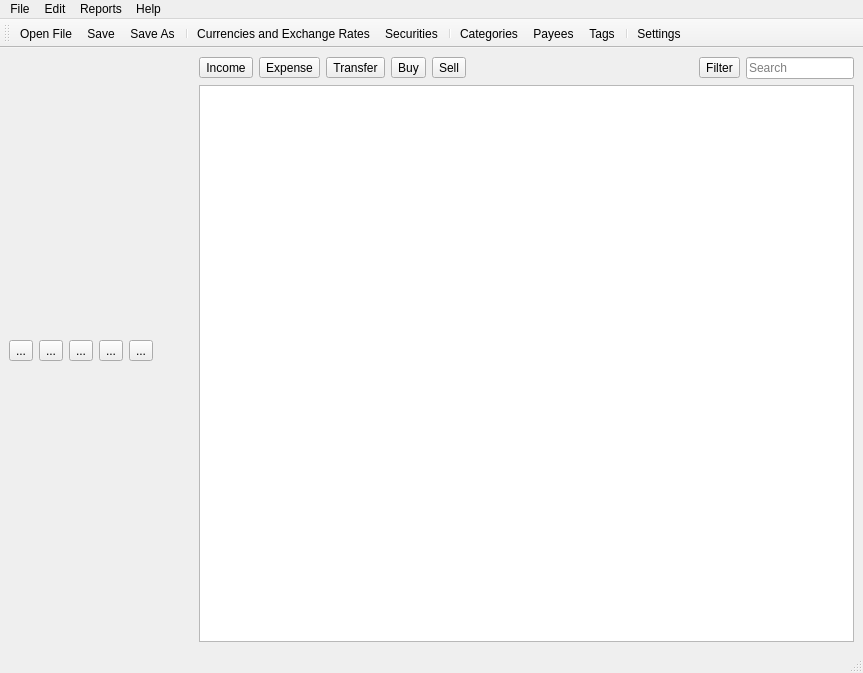
Old version of the form src/views/ui_files/main_window.ui in the repository JakubFranek/Kapytal.
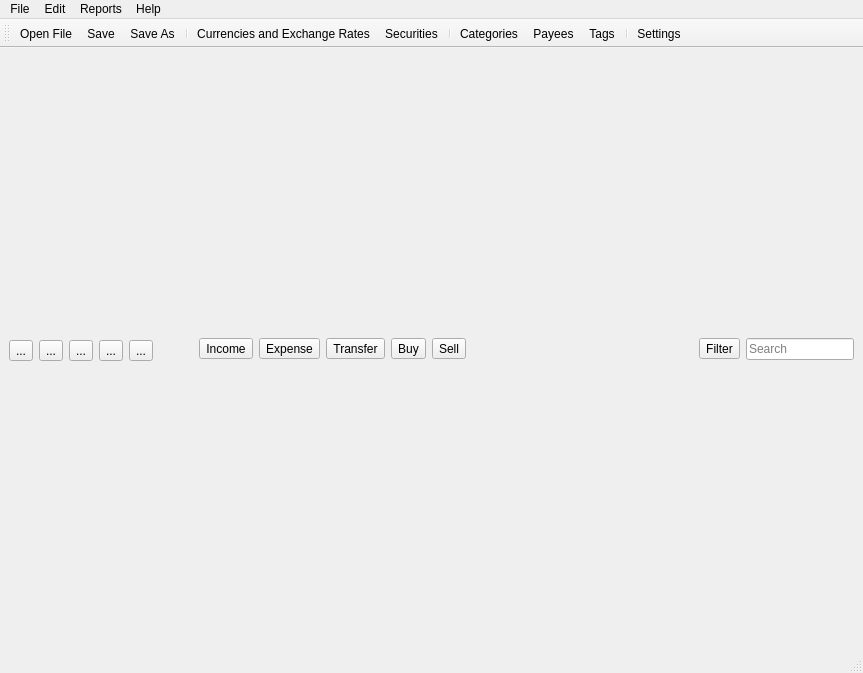
New version of the form.

Commit message:
Create TransactionTable and TransactionsPresenter
Remove transactions table from MainView .ui file.
Change CashTransactionDialog tags plain text edit for line edit.

What changed in the file:
```diff
--- a/src/views/ui_files/main_window.ui
+++ b/src/views/ui_files/main_window.ui
@@ -199,13 +199,6 @@
         </item>
        </layout>
       </item>
-      <item>
-       <widget class="QTableView" name="transactionTable">
-        <property name="sizeAdjustPolicy">
-         <enum>QAbstractScrollArea::AdjustIgnored</enum>
-        </property>
-       </widget>
-      </item>
      </layout>
     </item>
    </layout>
```
The commit also changes 6 other files.
